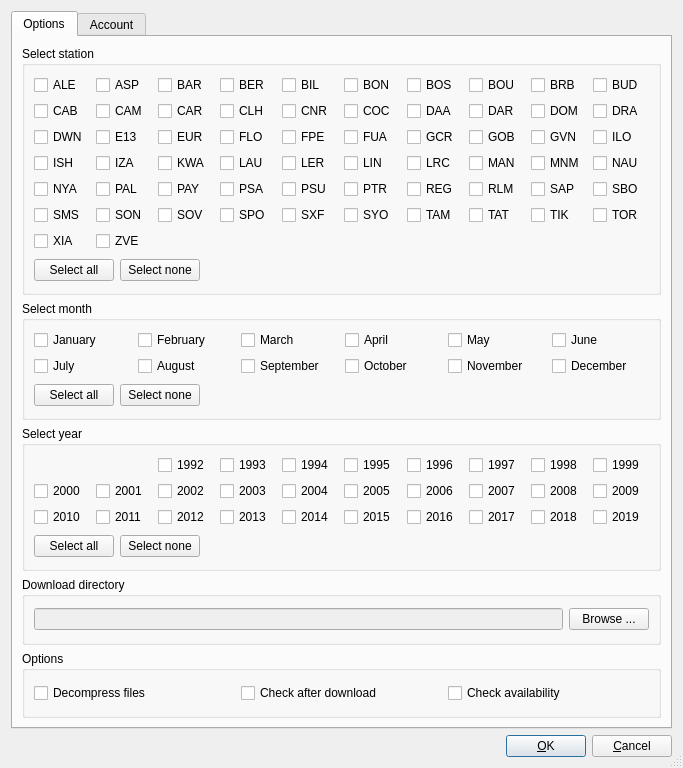
pangaea-data-publisher/BSRN_Toolbox, file trunk/Forms/DownloadManagerDialog/downloadmanagerdialog.ui: the form before one commit.
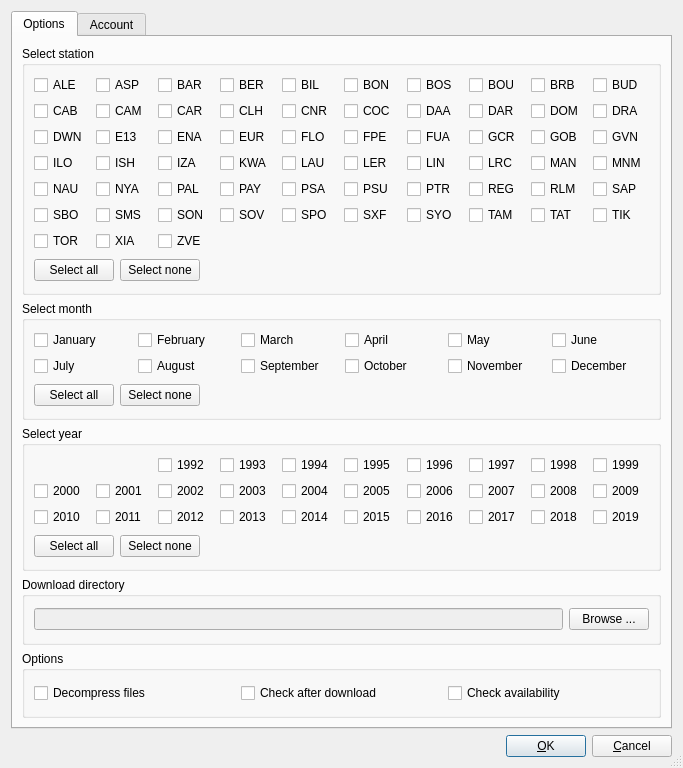
The form after the commit.

What changed in the file:
```diff
--- a/trunk/Forms/DownloadManagerDialog/downloadmanagerdialog.ui
+++ b/trunk/Forms/DownloadManagerDialog/downloadmanagerdialog.ui
@@ -199,279 +199,286 @@
              </widget>
             </item>
             <item row="2" column="2">
+             <widget class="QCheckBox" name="ENA_checkBox">
+              <property name="text">
+               <string>ENA</string>
+              </property>
+             </widget>
+            </item>
+            <item row="2" column="3">
              <widget class="QCheckBox" name="EUR_checkBox">
               <property name="text">
                <string>EUR</string>
               </property>
              </widget>
             </item>
-            <item row="2" column="3">
+            <item row="2" column="4">
              <widget class="QCheckBox" name="FLO_checkBox">
               <property name="text">
                <string>FLO</string>
               </property>
              </widget>
             </item>
-            <item row="2" column="4">
+            <item row="2" column="5">
              <widget class="QCheckBox" name="FPE_checkBox">
               <property name="text">
                <string>FPE</string>
               </property>
              </widget>
             </item>
-            <item row="2" column="5">
+            <item row="2" column="6">
              <widget class="QCheckBox" name="FUA_checkBox">
               <property name="text">
                <string>FUA</string>
               </property>
              </widget>
             </item>
-            <item row="2" column="6">
+            <item row="2" column="7">
              <widget class="QCheckBox" name="GCR_checkBox">
               <property name="text">
                <string>GCR</string>
               </property>
              </widget>
             </item>
-            <item row="2" column="7">
+            <item row="2" column="8">
              <widget class="QCheckBox" name="GOB_checkBox">
               <property name="text">
                <string>GOB</string>
               </property>
              </widget>
             </item>
-            <item row="2" column="8">
+            <item row="2" column="9">
              <widget class="QCheckBox" name="GVN_checkBox">
               <property name="text">
                <string>GVN</string>
               </property>
              </widget>
             </item>
-            <item row="2" column="9">
+            <item row="3" column="0">
              <widget class="QCheckBox" name="ILO_checkBox">
               <property name="text">
                <string>ILO</string>
               </property>
              </widget>
             </item>
-            <item row="3" column="0">
+            <item row="3" column="1">
              <widget class="QCheckBox" name="ISH_checkBox">
               <property name="text">
                <string>ISH</string>
               </property>
              </widget>
             </item>
-            <item row="3" column="1">
+            <item row="3" column="2">
              <widget class="QCheckBox" name="IZA_checkBox">
               <property name="text">
                <string>IZA</string>
               </property>
              </widget>
             </item>
-            <item row="3" column="2">
+            <item row="3" column="3">
              <widget class="QCheckBox" name="KWA_checkBox">
               <property name="text">
                <string>KWA</string>
               </property>
              </widget>
             </item>
-            <item row="3" column="3">
+            <item row="3" column="4">
              <widget class="QCheckBox" name="LAU_checkBox">
               <property name="text">
                <string>LAU</string>
               </property>
              </widget>
             </item>
-            <item row="3" column="4">
+            <item row="3" column="5">
              <widget class="QCheckBox" name="LER_checkBox">
               <property name="text">
                <string>LER</string>
               </property>
              </widget>
             </item>
-            <item row="3" column="5">
+            <item row="3" column="6">
              <widget class="QCheckBox" name="LIN_checkBox">
               <property name="text">
                <string>LIN</string>
               </property>
              </widget>
             </item>
-            <item row="3" column="6">
+            <item row="3" column="7">
              <widget class="QCheckBox" name="LRC_checkBox">
               <property name="text">
                <string>LRC</string>
               </property>
              </widget>
             </item>
-            <item row="3" column="7">
+            <item row="3" column="8">
              <widget class="QCheckBox" name="MAN_checkBox">
               <property name="text">
                <string>MAN</string>
               </property>
              </widget>
             </item>
-            <item row="3" column="8">
+            <item row="3" column="9">
              <widget class="QCheckBox" name="MNM_checkBox">
               <property name="text">
                <string>MNM</string>
               </property>
              </widget>
             </item>
-            <item row="3" column="9">
+            <item row="4" column="0">
              <widget class="QCheckBox" name="NAU_checkBox">
               <property name="text">
                <string>NAU</string>
               </property>
              </widget>
             </item>
-            <item row="4" column="0">
+            <item row="4" column="1">
              <widget class="QCheckBox" name="NYA_checkBox">
               <property name="text">
                <string>NYA</string>
               </property>
              </widget>
             </item>
-            <item row="4" column="1">
+            <item row="4" column="2">
              <widget class="QCheckBox" name="PAL_checkBox">
               <property name="text">
                <string>PAL</string>
               </property>
              </widget>
             </item>
-            <item row="4" column="2">
+            <item row="4" column="3">
              <widget class="QCheckBox" name="PAY_checkBox">
               <property name="text">
                <string>PAY</string>
               </property>
              </widget>
             </item>
-            <item row="4" column="3">
+            <item row="4" column="4">
              <widget class="QCheckBox" name="PSA_checkBox">
               <property name="text">
                <string>PSA</string>
               </property>
              </widget>
             </item>
-            <item row="4" column="4">
+            <item row="4" column="5">
              <widget class="QCheckBox" name="PSU_checkBox">
               <property name="text">
                <string>PSU</string>
               </property>
              </widget>
             </item>
-            <item row="4" column="5">
+            <item row="4" column="6">
              <widget class="QCheckBox" name="PTR_checkBox">
               <property name="text">
                <string>PTR</string>
               </property>
              </widget>
             </item>
-            <item row="4" column="6">
+            <item row="4" column="7">
              <widget class="QCheckBox" name="REG_checkBox">
               <property name="text">
                <string>REG</string>
               </property>
              </widget>
             </item>
-            <item row="4" column="7">
+            <item row="4" column="8">
              <widget class="QCheckBox" name="RLM_checkBox">
               <property name="text">
                <string>RLM</string>
               </property>
              </widget>
             </item>
-            <item row="4" column="8">
+            <item row="4" column="9">
              <widget class="QCheckBox" name="SAP_checkBox">
               <property name="text">
                <string>SAP</string>
               </property>
              </widget>
             </item>
-            <item row="4" column="9">
+            <item row="5" column="0">
              <widget class="QCheckBox" name="SBO_checkBox">
               <property name="text">
                <string>SBO</string>
               </property>
              </widget>
             </item>
-            <item row="5" column="0">
+            <item row="5" column="1">
              <widget class="QCheckBox" name="SMS_checkBox">
               <property name="text">
                <string>SMS</string>
               </property>
              </widget>
             </item>
-            <item row="5" column="1">
+            <item row="5" column="2">
              <widget class="QCheckBox" name="SON_checkBox">
               <property name="text">
                <string>SON</string>
               </property>
              </widget>
             </item>
-            <item row="5" column="2">
+            <item row="5" column="3">
              <widget class="QCheckBox" name="SOV_checkBox">
               <property name="text">
                <string>SOV</string>
               </property>
              </widget>
             </item>
-            <item row="5" column="3">
+            <item row="5" column="4">
              <widget class="QCheckBox" name="SPO_checkBox">
               <property name="text">
                <string>SPO</string>
               </property>
              </widget>
             </item>
-            <item row="5" column="4">
+            <item row="5" column="5">
              <widget class="QCheckBox" name="SXF_checkBox">
               <property name="text">
                <string>SXF</string>
               </property>
              </widget>
             </item>
-            <item row="5" column="5">
+            <item row="5" column="6">
              <widget class="QCheckBox" name="SYO_checkBox">
               <property name="text">
                <string>SYO</string>
               </property>
              </widget>
             </item>
-            <item row="5" column="6">
+            <item row="5" column="7">
              <widget class="QCheckBox" name="TAM_checkBox">
               <property name="text">
                <string>TAM</string>
               </property>
              </widget>
             </item>
-            <item row="5" column="7">
+            <item row="5" column="8">
              <widget class="QCheckBox" name="TAT_checkBox">
               <property name="text">
                <string>TAT</string>
               </property>
              </widget>
             </item>
-            <item row="5" column="8">
+            <item row="5" column="9">
              <widget class="QCheckBox" name="TIK_checkBox">
               <property name="text">
                <string>TIK</string>
               </property>
              </widget>
             </item>
-            <item row="5" column="9">
+            <item row="6" column="0">
              <widget class="QCheckBox" name="TOR_checkBox">
               <property name="text">
                <string>TOR</string>
               </property>
              </widget>
             </item>
-            <item row="6" column="0">
+            <item row="6" column="1">
              <widget class="QCheckBox" name="XIA_checkBox">
               <property name="text">
                <string>XIA</string>
               </property>
              </widget>
             </item>
-            <item row="6" column="1">
+            <item row="6" column="2">
              <widget class="QCheckBox" name="ZVE_checkBox">
               <property name="text">
                <string>ZVE</string>
```
Left out of the diff: 1 changed line with no effect on the pictures.
